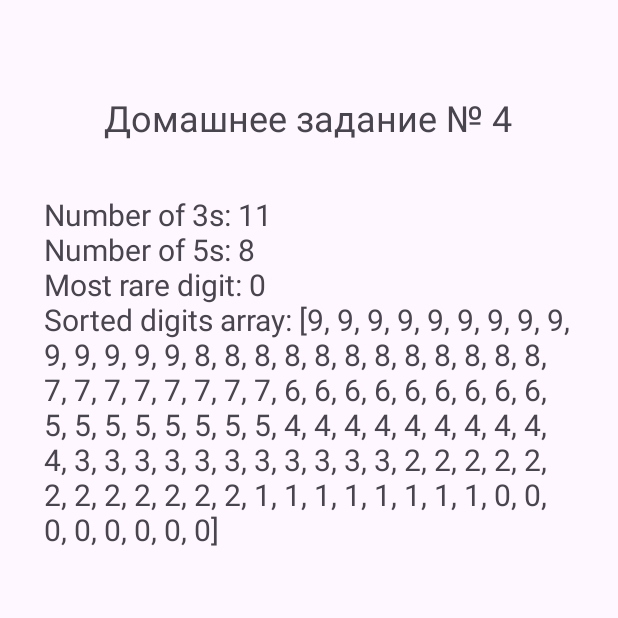
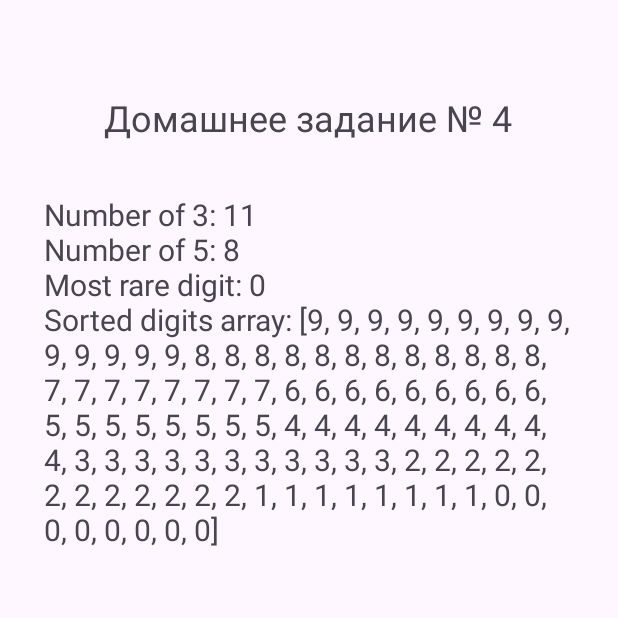
Before and after one commit to Freestyle-Play/Homework_4, an Android app: the screen it shows after launch (MainActivity), on a phone screen of 412 x 824 dp, the top half of it. Run offline under Robolectric (Android 15) with nearby library versions, the phone set to English and light mode, and no system bars.

Commit message:
edit main

```diff
--- a/app/src/main/java/com/example/homework4/MainActivity.java
+++ b/app/src/main/java/com/example/homework4/MainActivity.java
@@ -22,8 +22,8 @@ public class MainActivity extends AppCompatActivity {
 //        System.out.println("Most rare digit: " + findMostRareDigit(counts));
 //        System.out.println("Sorted digits array: " + Arrays.toString(sortDigitsArray(digitsArray)));
         TextView output = findViewById(R.id.output);
-        output.setText("Number of 3s: " + counts[3]+
-                "\nNumber of 5s: " + counts[5] +
+        output.setText("Number of 3: " + counts[3]+
+                "\nNumber of 5: " + counts[5] +
                 "\nMost rare digit: " + findMostRareDigit(counts)+
                 "\nSorted digits array: " + Arrays.toString(sortDigitsArray(digitsArray)));
 
```
